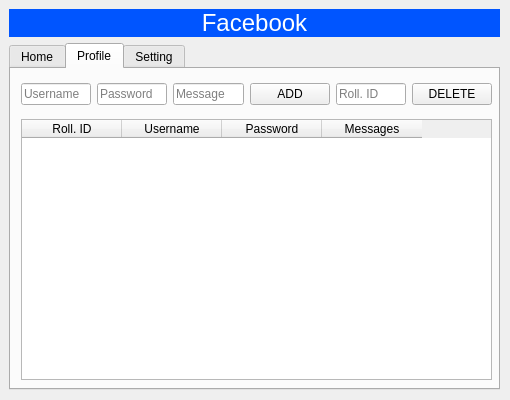
This is ui/uifb.ui in lancarweb/facebook-gui-action-bot as Qt 5 draws it before an edit. The edited form follows.
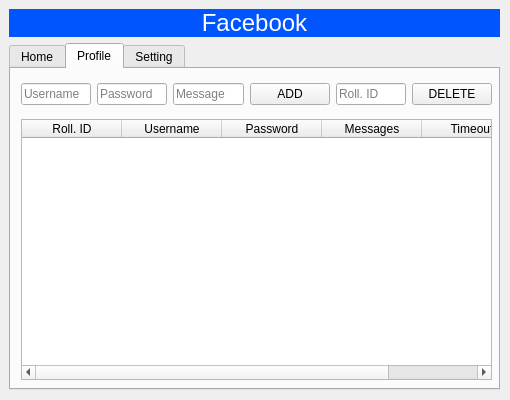
This is the edited form. The open tabs and pages were chosen to show the change.

Commit message: update database, ui, main

Patch:
```diff
--- a/ui/uifb.ui
+++ b/ui/uifb.ui
@@ -219,7 +219,7 @@
          </rect>
         </property>
         <property name="columnCount">
-         <number>4</number>
+         <number>5</number>
         </property>
         <column>
          <property name="text">
@@ -241,6 +241,11 @@
           <string>Messages</string>
          </property>
         </column>
+        <column>
+         <property name="text">
+          <string>Timeout</string>
+         </property>
+        </column>
        </widget>
       </widget>
       <widget class="QWidget" name="setting">
```
Left out of the diff: 2 changed lines with no effect on the pictures. The commit also changes 2 other files.
